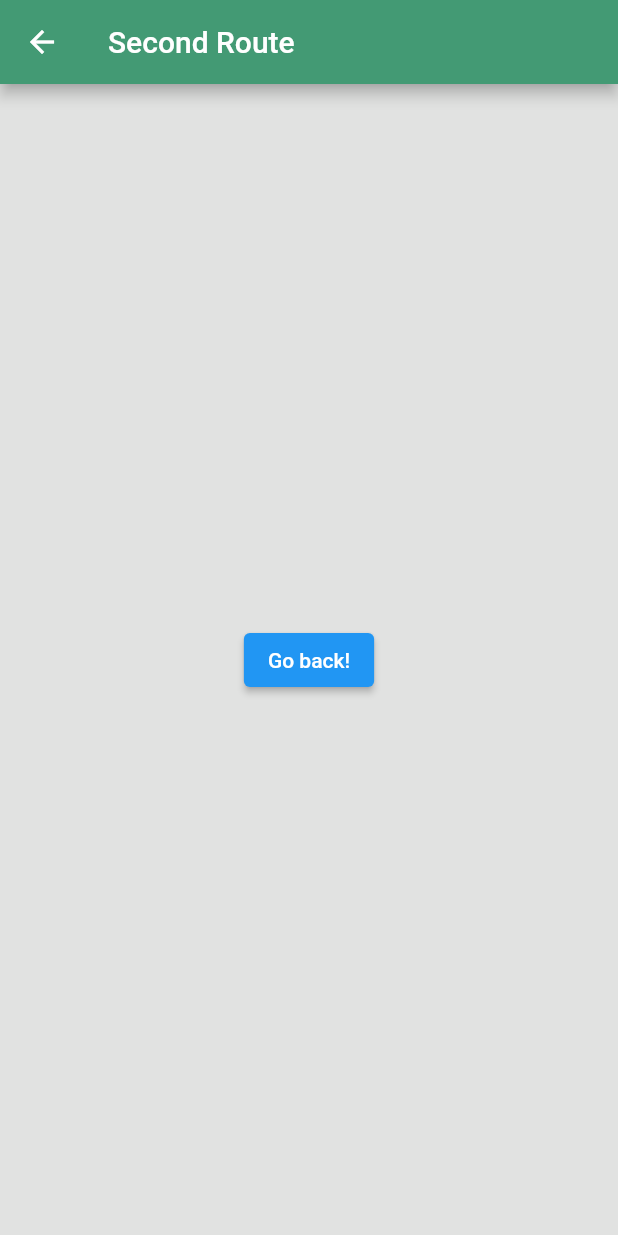
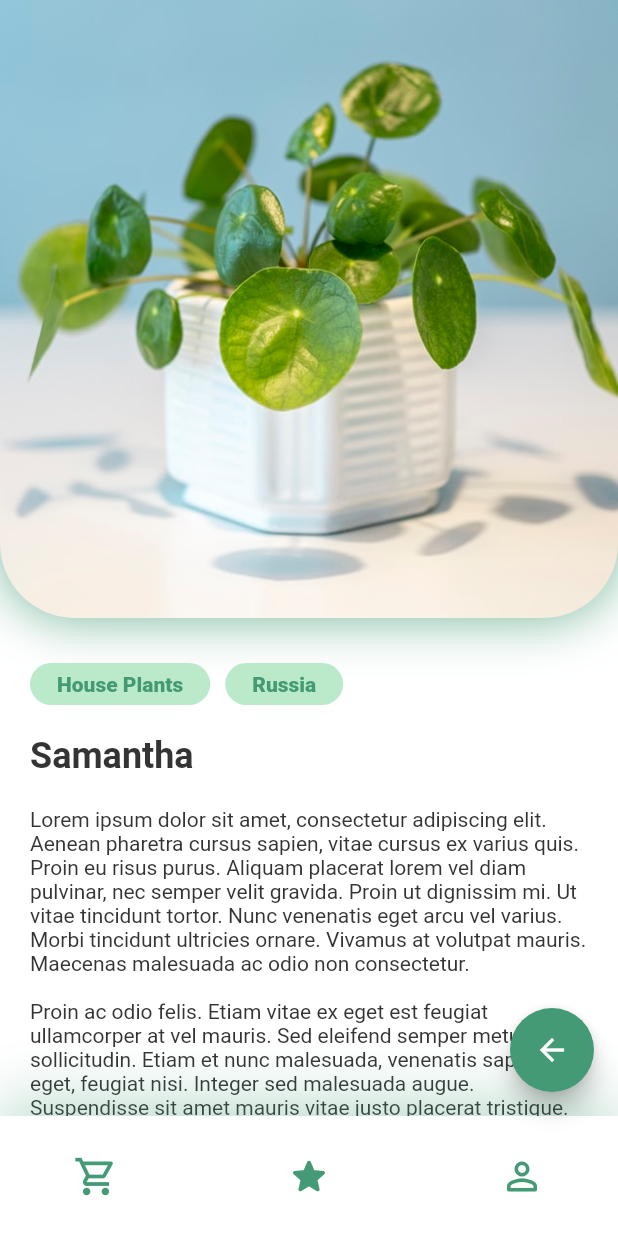
Before and after one commit to tara-pogancev/flutter-plantify, a Flutter app: the DetailsScreen screen opened directly, on a phone screen of 412 x 824 dp. Run offline on Flutter 3.47's test engine with Material 2 defaults, Android fonts, the phone set to English and light mode, and no system bars.

Commit message:
Details page

```diff
--- /dev/null
+++ b/plantify/lib/screens/details/components/single_tag.dart
@@ -0,0 +1,44 @@
+import 'package:flutter/cupertino.dart';
+import 'package:flutter/material.dart';
+
+import '../../../const.dart';
+
+class SingleTag extends StatelessWidget {
+  const SingleTag({
+    Key? key,
+    required this.text,
+  }) : super(key: key);
+
+  final String text;
+
+  @override
+  Widget build(BuildContext context) {
+    return Container(
+      margin: EdgeInsets.only(
+        right: 10,
+      ),
+      child: DecoratedBox(
+        decoration: BoxDecoration(
+          color: Color(0xFFBAEACA),
+          borderRadius: BorderRadius.all(
+            Radius.circular(30),
+          ),
+        ),
+        child: Padding(
+          padding: const EdgeInsets.symmetric(
+            horizontal: kDefaultPadding * 0.9,
+            vertical: kDefaultPadding * 0.3,
+          ),
+          child: Text(
+            text,
+            style: TextStyle(
+              color: kPrimaryColor,
+              fontWeight: FontWeight.w900,
+              fontSize: 14,
+            ),
+          ),
+        ),
+      ),
+    );
+  }
+}
--- a/plantify/lib/screens/details/details_screen.dart
+++ b/plantify/lib/screens/details/details_screen.dart
@@ -1,21 +1,104 @@
+import 'dart:ui';
+
 import 'package:flutter/cupertino.dart';
 import 'package:flutter/material.dart';
+import 'package:plantify/components/bottom_nav_menu.dart';
+import 'package:plantify/const.dart';
+import 'package:plantify/screens/home/components/recommended_plants.dart';
+import 'package:plantify/screens/home/components/title_with_button.dart';
+
+import 'components/single_tag.dart';
 
 class DetailsScreen extends StatelessWidget {
   @override
   Widget build(BuildContext context) {
+    Size size = MediaQuery.of(context).size;
     return Scaffold(
-      appBar: AppBar(
-        title: Text("Second Route"),
-      ),
-      body: Center(
-        child: ElevatedButton(
-          onPressed: () {
-            Navigator.pop(context);
-          },
-          child: Text('Go back!'),
+      backgroundColor: Colors.white,
+      body: SingleChildScrollView(
+        child: Column(
+          children: [
+            //Plant PICTURE
+            Container(
+              height: size.height * 0.5,
+              decoration: BoxDecoration(
+                image: DecorationImage(
+                  image: AssetImage("assets/images/plant01.jpg"),
+                  fit: BoxFit.cover,
+                ),
+                borderRadius: BorderRadius.only(
+                  bottomRight: Radius.circular(50),
+                  bottomLeft: Radius.circular(50),
+                ),
+                boxShadow: [
+                  BoxShadow(
+                    color: kPrimaryColor.withOpacity(0.75),
+                    blurRadius: 30,
+                  ),
+                ],
+              ),
+            ),
+
+            // Plant DETAILS
+            Container(
+              margin: EdgeInsets.symmetric(
+                vertical: kDefaultPadding * 1.5,
+                horizontal: kDefaultPadding,
+              ),
+              child: Column(
+                crossAxisAlignment: CrossAxisAlignment.start,
+                children: [
+                  // Plant TAGS
+                  Row(
+                    children: [
+                      SingleTag(
+                        text: "House Plants",
+                      ),
+                      SingleTag(
+                        text: "Russia",
+                      ),
+                    ],
+                  ),
+
+                  //Plant title and description
+                  Padding(
+                    padding: const EdgeInsets.symmetric(vertical: 20),
+                    child: Text(
+                      "Samantha",
+                      style: TextStyle(
+                        fontSize: 24,
+                        fontWeight: FontWeight.bold,
+                      ),
+                    ),
+                  ),
+
+                  Text(
+                    "Lorem ipsum dolor sit amet, consectetur adipiscing elit. Aenean pharetra cursus sapien, vitae cursus ex varius quis. Proin eu risus purus. Aliquam placerat lorem vel diam pulvinar, nec semper velit gravida. Proin ut dignissim mi. Ut vitae tincidunt tortor. Nunc venenatis eget arcu vel varius. Morbi tincidunt ultricies ornare. Vivamus at volutpat mauris. Maecenas malesuada ac odio non consectetur.\n",
+                  ),
+                  Text(
+                    "Proin ac odio felis. Etiam vitae ex eget est feugiat ullamcorper at vel mauris. Sed eleifend semper metus vitae sollicitudin. Etiam et nunc malesuada, venenatis sapien eget, feugiat nisi. Integer sed malesuada augue. Suspendisse sit amet mauris vitae justo placerat tristique. Praesent maximus ligula eget dapibus tincidunt. In ac mauris vitae tortor posuere rhoncus molestie a metus. Ut dignissim tellus rhoncus laoreet suscipit. Pellentesque habitant morbi tristique senectus et netus et malesuada fames ac turpis egestas. Vestibulum at odio dignissim, fermentum est pretium, imperdiet orci. Ut fermentum mauris lacus, vitae consequat elit rhoncus at. Phasellus sodales purus leo, a rhoncus mauris pellentesque id. Aliquam erat volutpat.",
+                  ),
+                ],
+              ),
+            ),
+
+            TitleWithButton(
+              title: "Recommended",
+              press: () {},
+            ),
+            RecommendedPlants(),
+          ],
         ),
       ),
+      floatingActionButton: FloatingActionButton(
+        onPressed: () {
+          Navigator.pop(context);
+        },
+        backgroundColor: kPrimaryColor,
+        child: const Icon(Icons.arrow_back),
+
+      ),
+      bottomNavigationBar: BottomNavMenu(),
     );
   }
 }
--- a/plantify/lib/screens/home/components/body.dart
+++ b/plantify/lib/screens/home/components/body.dart
@@ -1,9 +1,7 @@
 import 'dart:ui';
 
 import 'package:flutter/material.dart';
-import 'package:plantify/screens/details/details_screen.dart';
 import 'package:plantify/screens/home/components/header_with_search_bar.dart';
-import 'package:plantify/screens/home/components/recommended_plant_card.dart';
 import 'package:plantify/screens/home/components/recommended_plants.dart';
 import 'package:plantify/screens/home/components/title_with_button.dart';
 
```
